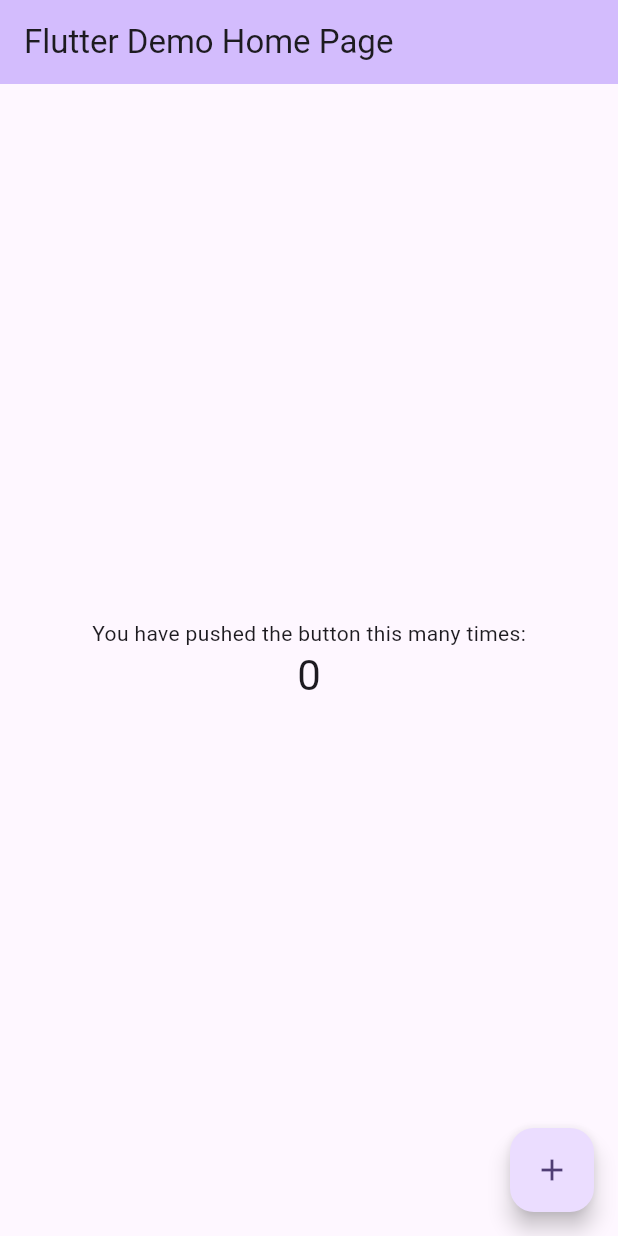
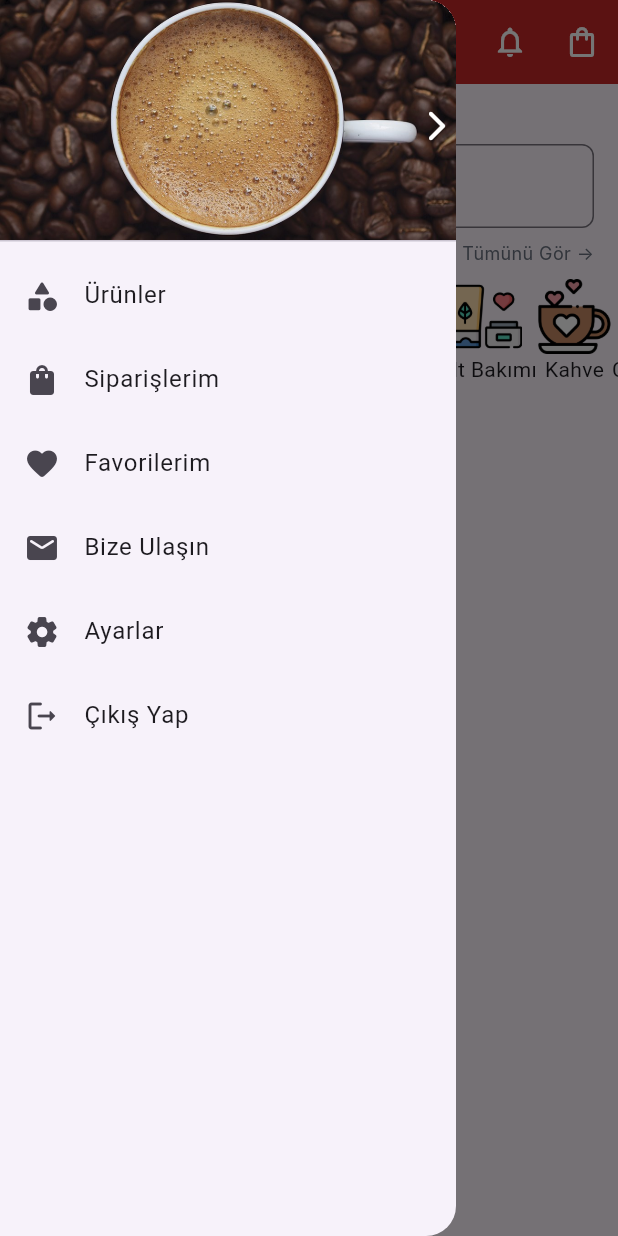
Before and after one commit to Gizem-sener/kahvenin_aski, a Flutter app: the screen it shows after launch, with the side drawer open (before the commit the screen has no drawer), on a phone screen of 412 x 824 dp. Run offline on Flutter 3.47's test engine with Material 3 defaults, Android fonts, the phone set to English and light mode, and no system bars; Roboto replaces fonts that are missing (Inter).

Commit message:
Kategoriler eklendi

```diff
--- a/lib/main.dart
+++ b/lib/main.dart
@@ -1,125 +1,131 @@
 import 'package:flutter/material.dart';
+import 'package:kahvenin_aski/parcalar/app_drawer.dart';
+/*  veriler(harfler, sayılar vs) ve işlemler; belirli bir dizide işlemek
+ işlemler ikiye ayrılıyor: gerçekleştikten sonra ürün çıkartan;
+gerçekleştiktem sonra herhangi bir şey çıkartmayan */
+
+//fonksiyon tanımlamak
 
 void main() {
-  runApp(const MyApp());
+  runApp(const Anasayfa());
 }
 
-class MyApp extends StatelessWidget {
-  const MyApp({super.key});
-
-  // This widget is the root of your application.
-  @override
-  Widget build(BuildContext context) {
-    return MaterialApp(
-      title: 'Flutter Demo',
-      theme: ThemeData(
-        // This is the theme of your application.
-        //
-        // TRY THIS: Try running your application with "flutter run". You'll see
-        // the application has a purple toolbar. Then, without quitting the app,
-        // try changing the seedColor in the colorScheme below to Colors.green
-        // and then invoke "hot reload" (save your changes or press the "hot
-        // reload" button in a Flutter-supported IDE, or press "r" if you used
-        // the command line to start the app).
-        //
-        // Notice that the counter didn't reset back to zero; the application
-        // state is not lost during the reload. To reset the state, use hot
-        // restart instead.
-        //
-        // This works for code too, not just values: Most code changes can be
-        // tested with just a hot reload.
-        colorScheme: ColorScheme.fromSeed(seedColor: Colors.deepPurple),
-        useMaterial3: true,
-      ),
-      home: const MyHomePage(title: 'Flutter Demo Home Page'),
-    );
-  }
-}
-
-class MyHomePage extends StatefulWidget {
-  const MyHomePage({super.key, required this.title});
-
-  // This widget is the home page of your application. It is stateful, meaning
-  // that it has a State object (defined below) that contains fields that affect
-  // how it looks.
-
-  // This class is the configuration for the state. It holds the values (in this
-  // case the title) provided by the parent (in this case the App widget) and
-  // used by the build method of the State. Fields in a Widget subclass are
-  // always marked "final".
-
-  final String title;
-
-  @override
-  State<MyHomePage> createState() => _MyHomePageState();
-}
-
-class _MyHomePageState extends State<MyHomePage> {
-  int _counter = 0;
-
-  void _incrementCounter() {
-    setState(() {
-      // This call to setState tells the Flutter framework that something has
-      // changed in this State, which causes it to rerun the build method below
-      // so that the display can reflect the updated values. If we changed
-      // _counter without calling setState(), then the build method would not be
-      // called again, and so nothing would appear to happen.
-      _counter++;
-    });
-  }
+class Anasayfa extends StatelessWidget {
+  const Anasayfa({super.key});
 
   @override
   Widget build(BuildContext context) {
-    // This method is rerun every time setState is called, for instance as done
-    // by the _incrementCounter method above.
-    //
-    // The Flutter framework has been optimized to make rerunning build methods
-    // fast, so that you can just rebuild anything that needs updating rather
-    // than having to individually change instances of widgets.
-    return Scaffold(
+    bool isDebug = false;
+
+    return MaterialApp(
+      debugShowCheckedModeBanner: isDebug,
+      home: Scaffold(
         appBar: AppBar(
-        // TRY THIS: Try changing the color here to a specific color (to
-        // Colors.amber, perhaps?) and trigger a hot reload to see the AppBar
-        // change color while the other colors stay the same.
-        backgroundColor: Theme.of(context).colorScheme.inversePrimary,
-        // Here we take the value from the MyHomePage object that was created by
-        // the App.build method, and use it to set our appbar title.
-        title: Text(widget.title),
+          backgroundColor: Colors.red[800],
+          title: const Text(
+            "Kahvenin Aşkı",
+            style: TextStyle(color: Colors.white),
+            textAlign: TextAlign.center,
           ),
-      body: Center(
-        // Center is a layout widget. It takes a single child and positions it
-        // in the middle of the parent.
-        child: Column(
-          // Column is also a layout widget. It takes a list of children and
-          // arranges them vertically. By default, it sizes itself to fit its
-          // children horizontally, and tries to be as tall as its parent.
-          //
-          // Column has various properties to control how it sizes itself and
-          // how it positions its children. Here we use mainAxisAlignment to
-          // center the children vertically; the main axis here is the vertical
-          // axis because Columns are vertical (the cross axis would be
-          // horizontal).
-          //
-          // TRY THIS: Invoke "debug painting" (choose the "Toggle Debug Paint"
-          // action in the IDE, or press "p" in the console), to see the
-          // wireframe for each widget.
-          mainAxisAlignment: MainAxisAlignment.center,
-          children: <Widget>[
-            const Text(
-              'You have pushed the button this many times:',
+          centerTitle: true,
+          actions: [
+            IconButton(
+              icon: const Icon(
+                Icons.notifications_outlined,
+                color: Colors.white,
               ),
+              onPressed: () {},
+            ),
+            IconButton(
+              icon: const Icon(
+                Icons.shopping_bag_outlined,
+                color: Colors.white,
+              ),
+              onPressed: () {},
+            ),
+          ],
+        ),
+        body: Column(
+          children: [
+            const SizedBox(
+              height: 24,
+            ),
+            const Padding(
+              padding: EdgeInsets.all(16.0),
+              child: TextField(
+                decoration: InputDecoration(
+                  labelText: "Aradığınız ürünü yazınız...",
+                  prefixIcon: Icon(Icons.search),
+                  border: OutlineInputBorder(
+                    borderRadius: BorderRadius.all(Radius.circular(8)),
+                    borderSide: BorderSide(
+                      color: Color(0xFFD1D5DB),
+                      width: 1.0,
+                    ),
+                  ),
+                ),
+              ),
+            ),
+            const Padding(
+              padding: EdgeInsets.symmetric(horizontal: 16.0),
+              child: Row(
+                children: [
                   Text(
-              '$_counter',
-              style: Theme.of(context).textTheme.headlineMedium,
+                    "Kategoriler",
+                    style: TextStyle(
+                      color: Color(0xFF1F2937),
+                      fontSize: 14,
+                      fontFamily: 'Inter',
+                      fontWeight: FontWeight.w600,
+                      height: 0.11,
+                      letterSpacing: 0.07,
+                    ),
+                  ),
+                  Spacer(),
+                  Text(
+                    "Tümünü Gör ->",
+                    textAlign: TextAlign.right,
+                    style: TextStyle(
+                      color: Color(0xFF6B7280),
+                      fontSize: 12,
+                      fontFamily: 'Inter',
+                      fontWeight: FontWeight.w400,
+                      height: 0.12,
+                    ),
                   ),
                 ],
               ),
             ),
-      floatingActionButton: FloatingActionButton(
-        onPressed: _incrementCounter,
-        tooltip: 'Increment',
-        child: const Icon(Icons.add),
-      ), // This trailing comma makes auto-formatting nicer for build methods.
+            const SizedBox(height: 16),
+            SingleChildScrollView(
+              scrollDirection: Axis.horizontal,
+              child: Row(
+                children: [
+                  for (int i = 0; i < 10; i++)
+                    Column(
+                      children: [
+                        if (i % 2 == 0)
+                          Image.asset(
+                            'assets/kahve.png',
+                            height: 50,
+                            width: 50,
+                          )
+                        else
+                          Image.asset(
+                            'assets/cilt.png',
+                            height: 50,
+                            width: 50,
+                          ),
+                        Text(i % 2 == 0 ? "Kahve" : "Cilt Bakımı"),
+                      ],
+                    ),
+                ],
+              ),
+            )
+          ],
+        ),
+        drawer: const AppDrawer(),
+      ),
     );
   }
 }
--- /dev/null
+++ b/lib/parcalar/app_drawer.dart
@@ -0,0 +1,84 @@
+import 'package:flutter/material.dart';
+
+class AppDrawer extends StatelessWidget {
+  const AppDrawer({super.key});
+
+  @override
+  Widget build(BuildContext context) {
+    return Drawer(
+      shape: const RoundedRectangleBorder(
+        borderRadius: BorderRadius.only(
+          topRight: Radius.circular(20),
+          bottomRight: Radius.circular(20),
+        ),
+      ),
+      child: ListView(
+        children: [
+          DrawerHeader(
+            decoration: const BoxDecoration(
+              color: Colors.indigo,
+              image: DecorationImage(
+                  image: AssetImage('assets/profil.jpg'), fit: BoxFit.cover),
+            ),
+            child: Padding(
+              padding: const EdgeInsets.fromLTRB(255, 25, 0, 25),
+              child: IconButton(
+                icon: const Icon(Icons.arrow_forward_ios_rounded,
+                    color: Colors.white),
+                onPressed: () {},
+              ),
+            ),
+          ),
+          const ListTile(
+            /* onTap:  () {
+            Navigator.push(context, MaterialPageRoute(
+              builder: ((context) => Urunler())));
+          }, */
+            title: Text("Ürünler"),
+            leading: Icon(Icons.category_rounded),
+          ),
+          const ListTile(
+            /* onTap: () {
+            Navigator.push(context, MaterialPageRoute(
+              builder: ((context) => Siparisler())));
+              }, */
+            title: Text("Siparişlerim"),
+            leading: Icon(Icons.shopping_bag_rounded),
+          ),
+          const ListTile(
+            /* onTap: () {
+            Navigator.push(context, MaterialPageRoute(
+              builder: ((context) => Favoriler())));
+              },  */
+            leading: Icon(Icons.favorite_rounded),
+            title: Text("Favorilerim"),
+          ),
+          const ListTile(
+            /*  onTap: () {
+            Navigator.push(context, MaterialPageRoute(
+              builder: ((context) => Adresler())));
+              }, */
+            title: Text("Bize Ulaşın"),
+            leading: Icon(Icons.mail_rounded),
+          ),
+          const ListTile(
+            /*  onTap: () {
+            Navigator.push(context, MaterialPageRoute(
+              builder: ((context) => Ayarlar())));
+              }, */
+            title: Text("Ayarlar"),
+            leading: Icon(Icons.settings_rounded),
+          ),
+          const ListTile(
+            /*  onTap: () {
+            Navigator.push(context, MaterialPageRoute(
+              builder: ((context) => CikisYap())));
+              }, */
+            title: Text("Çıkış Yap"),
+            leading: Icon(Icons.logout_rounded),
+          ),
+        ],
+      ),
+    );
+  }
+}
--- a/pubspec.yaml
+++ b/pubspec.yaml
@@ -52,6 +52,8 @@ dev_dependencies:
 
 # The following section is specific to Flutter packages.
 flutter:
+  assets:
+    - assets/
 
   # The following line ensures that the Material Icons font is
   # included with your application, so that you can use the icons in
```
Also changed, not shown: assets/cilt.png (added), assets/franchise.png (added), assets/kahve.png (added), assets/profil.jpg (added), assets/supplement.png (added), lib/parcalar/category_widget.dart (added), 1 other file. Lines whose indentation alone changed are shown as unchanged.
